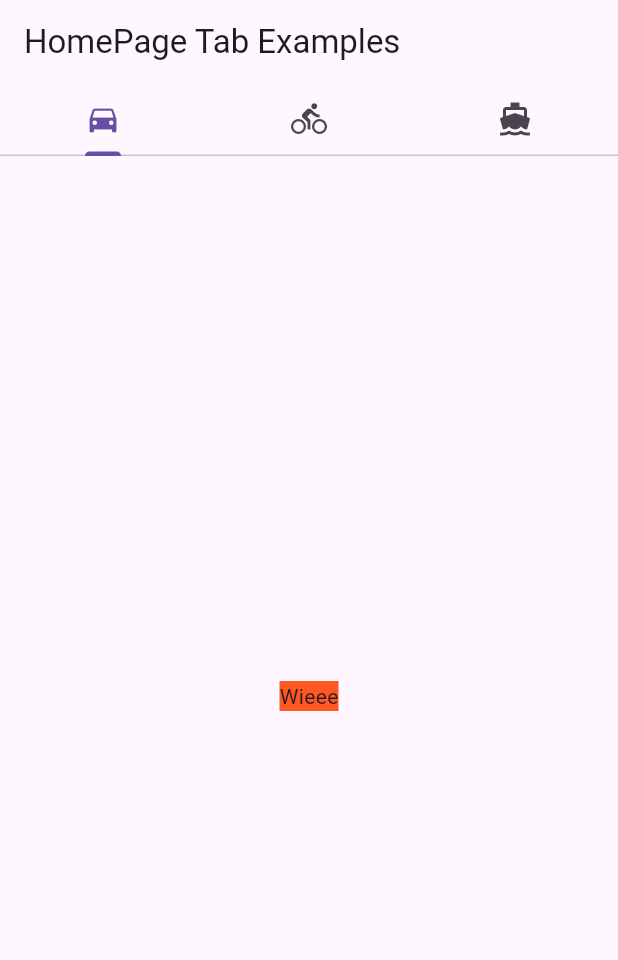
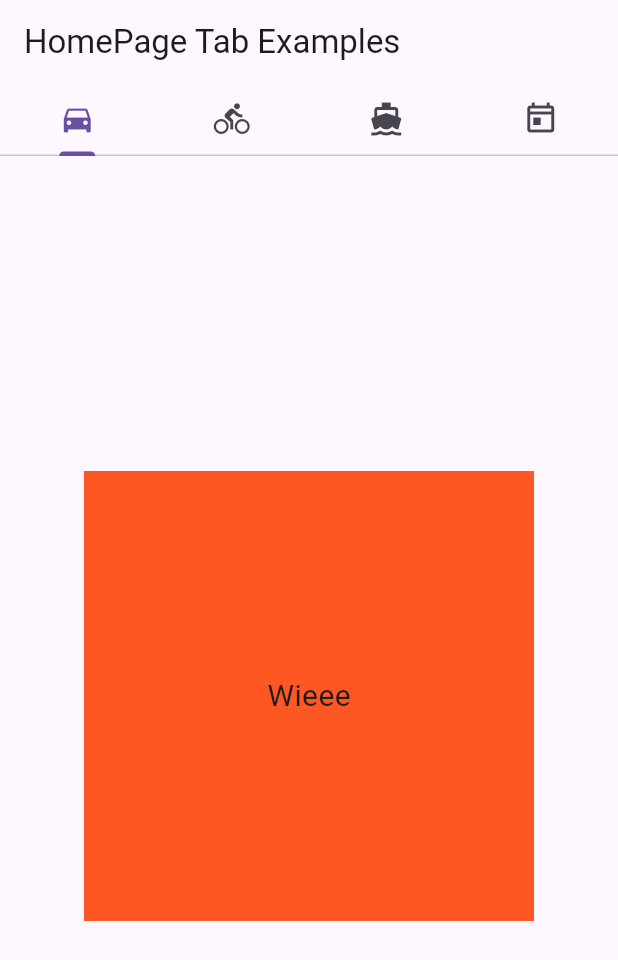
Before and after one commit to Ashiyooo/Navigation-and-Routing-Example, a Flutter app: the screen it shows after launch, on a phone screen of 412 x 824 dp. Shown: the top 960 px of the screen. Run offline on Flutter 3.47's test engine with Material 3 defaults, Android fonts, the phone set to English and light mode, and no system bars.

```diff
--- a/lib/homepage.dart
+++ b/lib/homepage.dart
@@ -1,4 +1,4 @@
-import "dart:html";
+import "package:demo2/todo.dart";
 import "package:flutter/material.dart";
 
 const String randomThing = """A UP education seeks to produce graduates imbued with an abiding sense of responsibility to their people and nation, the skills and mindsets to improve human life, and a commitment to the freedom and welfare of all.
@@ -13,7 +13,7 @@ class HomePage extends StatelessWidget {
   @override
   Widget build(BuildContext context) {
     return DefaultTabController(
-      length: 3, // number of tabs
+      length: 4, // number of tabs
       child: Scaffold(
         appBar: AppBar(
           title: const Text("HomePage Tab Examples"),
@@ -22,14 +22,16 @@ class HomePage extends StatelessWidget {
                 Tab(icon: Icon(Icons.directions_car)),
                 Tab(icon: Icon(Icons.directions_bike)),
                 Tab(icon: Icon(Icons.directions_boat)),
+                Tab(icon: Icon(Icons.today_outlined)),
               ]
             ),
           ),
-       body: const TabBarView(
+       body: TabBarView(
         children: [
-            ChangingContainer(),
-            TextBox(text: randomThing),
-            CheckerBoard(),
+            const ChangingContainer(),
+            const TextBox(text: randomThing),
+            const CheckerBoard(),
+            TodosScreen(todos: List.generate(20, (i) => Todo('Todo $i', 'A description of what needs to be done for Todo $i',)))
           ]
         ),
       )
@@ -55,8 +57,10 @@ class _ChangingContainer extends State<ChangingContainer> {
           _active = !_active;
         }),
         child: Container(
+            width: 300,
+            height: 300,
             color: _active? Colors.deepOrange: Colors.amber,
-            child: const Text("Wieee"),
+            child: const Center(child: Text("Wieee", style: TextStyle(fontSize: 20.0),)),
           )
         ),
     );
--- a/lib/main.dart
+++ b/lib/main.dart
@@ -1,5 +1,5 @@
 import 'package:demo2/homepage.dart';
-import 'package:demo2/page1.dart';
+import 'package:demo2/todo.dart';
 import 'package:demo2/page2.dart';
 import 'package:flutter/material.dart';
 
@@ -16,7 +16,7 @@ class MainApp extends StatelessWidget {
       initialRoute: "/",
       routes: {
         "/": (context) => const HomePage(),
-        "/page1": (context) => const Page1(),
+        //"/page1": (context) => const TodosScreen(),
         "/page2": (context) => const Page2(),
       },
     );
```
Also changed, not shown: lib/page1.dart (deleted, +0 -17 lines), lib/todo.dart (added, +64 -0 lines).
